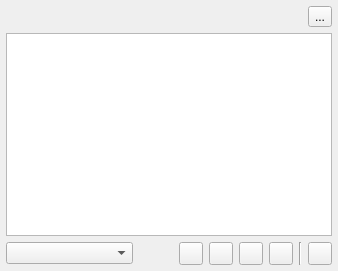
This is src/librssguard/gui/notifications/articlelistnotification.ui in martinrotter/rssguard as Qt 5 draws it before an edit. The edited form follows.
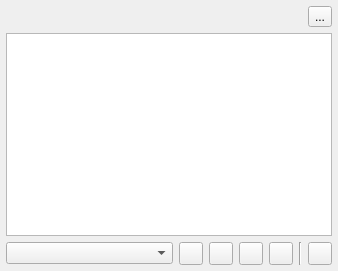
This is the edited form. Custom widgets are drawn as their Qt base class.

```diff
--- a/src/librssguard/gui/notifications/articlelistnotification.ui
+++ b/src/librssguard/gui/notifications/articlelistnotification.ui
@@ -84,22 +84,6 @@
        </property>
       </widget>
      </item>
-     <item>
-      <spacer name="horizontalSpacer">
-       <property name="orientation">
-        <enum>Qt::Horizontal</enum>
-       </property>
-       <property name="sizeType">
-        <enum>QSizePolicy::Minimum</enum>
-       </property>
-       <property name="sizeHint" stdset="0">
-        <size>
-         <width>40</width>
-         <height>20</height>
-        </size>
-       </property>
-      </spacer>
-     </item>
      <item>
       <widget class="PlainToolButton" name="m_btnPreviousPage">
        <property name="toolTip">
```
